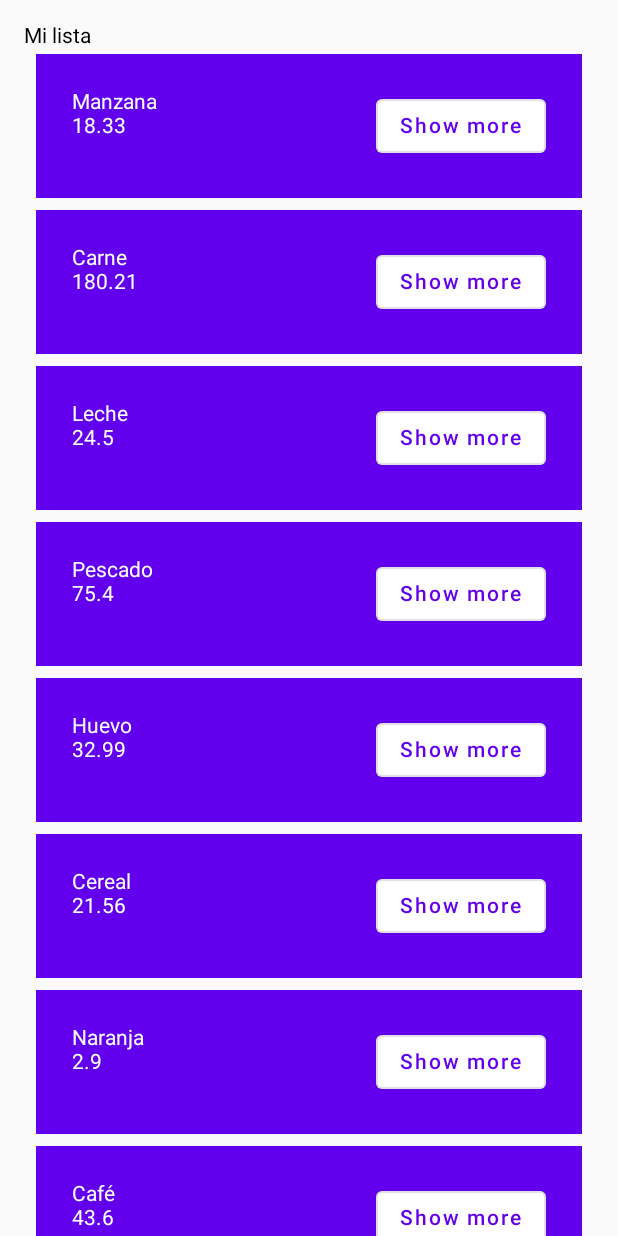
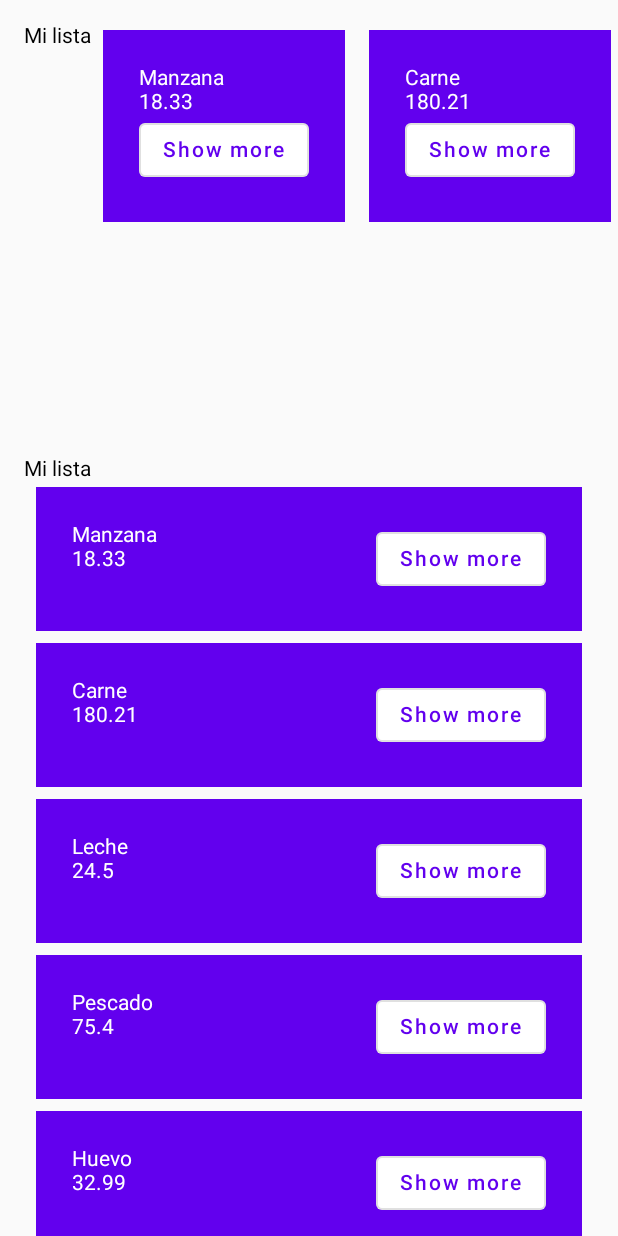
Before and after one commit to JorgeAgulloM/JetpackComposeBasic, an Android app built with Jetpack Compose: the screen it shows after launch (MainActivity), after a tap on "Continue", on a phone screen of 412 x 824 dp. Run offline under Robolectric (Android 15) with nearby library versions, the phone set to English and light mode, and no system bars.

Commit message:
Vertical List & Horizontal List

```diff
--- a/app/src/main/java/com/demo/jetpackcomposebasic/MainActivity.kt
+++ b/app/src/main/java/com/demo/jetpackcomposebasic/MainActivity.kt
@@ -4,19 +4,17 @@ import android.os.Bundle
 import androidx.activity.ComponentActivity
 import androidx.activity.compose.setContent
 import androidx.compose.animation.core.Spring
-import androidx.compose.animation.core.animate
 import androidx.compose.animation.core.animateDpAsState
 import androidx.compose.animation.core.spring
-import androidx.compose.animation.defaultDecayAnimationSpec
 import androidx.compose.foundation.layout.*
 import androidx.compose.foundation.lazy.LazyColumn
+import androidx.compose.foundation.lazy.LazyRow
 import androidx.compose.foundation.lazy.items
 import androidx.compose.material.*
 import androidx.compose.runtime.*
 import androidx.compose.runtime.saveable.rememberSaveable
 import androidx.compose.ui.Alignment
 import androidx.compose.ui.Modifier
-import androidx.compose.ui.graphics.Color
 import androidx.compose.ui.tooling.preview.Devices
 import androidx.compose.ui.tooling.preview.Preview
 import androidx.compose.ui.unit.coerceAtLeast
@@ -40,7 +38,10 @@ fun Lists() {
     if (shouldShowOnBoarding) {
         OnBoardingScreen { shouldShowOnBoarding = false }
     } else {
-        VerticalList()
+        Column {
+            HorizontalList()
+            VerticalList()
+        }
     }
 }
 
@@ -72,19 +73,31 @@ fun VerticalList() {
             Text(text = "Mi lista")
         }
         items(items = productList) { product ->
-            ProductView(product.name, product.price)
+            ProductViewVertical(product.name, product.price)
         }
     }
 }
 
 @Composable
-fun ProductView(name: String, price: Double) {
+fun HorizontalList() {
+    LazyRow(contentPadding = PaddingValues(16.dp), modifier = Modifier.fillMaxHeight(0.35f)) {
+        item {
+            Text(text = "Mi lista")
+        }
+        items(items = productList) { product ->
+            ProductViewHorizontal(product.name, product.price)
+        }
+    }
+}
+
+@Composable
+fun ProductViewVertical(name: String, price: Double) {
 
     var expanded by remember {
         mutableStateOf(false)
     }
 
-    val extrapdding by animateDpAsState(
+    val extraPadding by animateDpAsState(
         if (expanded) 96.dp else 0.dp,
         animationSpec = spring(
             dampingRatio = Spring.DampingRatioMediumBouncy,
@@ -97,9 +110,47 @@ fun ProductView(name: String, price: Double) {
         modifier = Modifier.padding(vertical = 4.dp, horizontal = 8.dp)
     ) {
         Row(modifier = Modifier.padding(24.dp)) {
-            Column(modifier = Modifier
-                .weight(1f)
-                .padding(bottom = extrapdding.coerceAtLeast(0.dp))) {
+            Column(
+                modifier = Modifier
+                    .weight(1f)
+                    .padding(bottom = extraPadding.coerceAtLeast(0.dp))
+            ) {
+                Text(text = name)
+                Text(text = price.toString())
+            }
+            OutlinedButton(onClick = {
+                expanded = !expanded
+            }) {
+                Text(text = if (expanded) "Show less" else "Show more")
+            }
+        }
+    }
+}
+
+@Composable
+fun ProductViewHorizontal(name: String, price: Double) {
+
+    var expanded by remember {
+        mutableStateOf(false)
+    }
+
+    val extraPadding by animateDpAsState(
+        if (expanded) 96.dp else 0.dp,
+        animationSpec = spring(
+            dampingRatio = Spring.DampingRatioMediumBouncy,
+            stiffness = Spring.StiffnessLow
+        )
+    )
+
+    Surface(
+        color = MaterialTheme.colors.primary,
+        modifier = Modifier.padding(vertical = 4.dp, horizontal = 8.dp)
+    ) {
+        Column(modifier = Modifier.padding(24.dp)) {
+            Column(
+                modifier = Modifier
+                    .padding(bottom = extraPadding.coerceAtLeast(0.dp))
+            ) {
                 Text(text = name)
                 Text(text = price.toString())
             }
```
